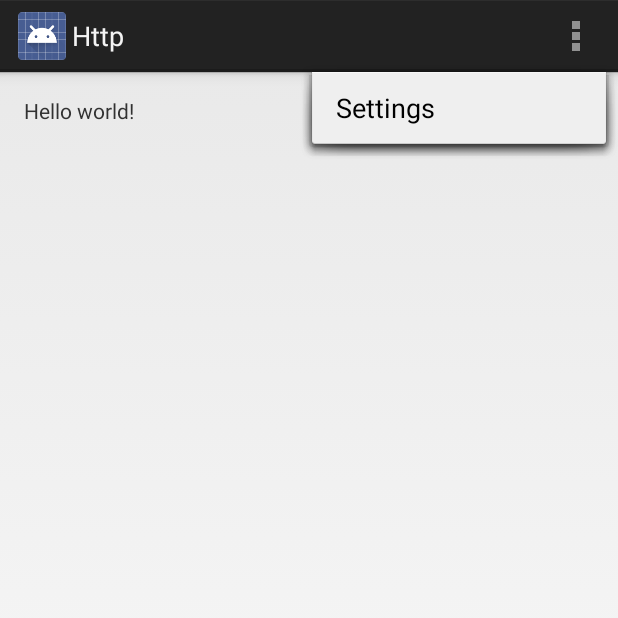
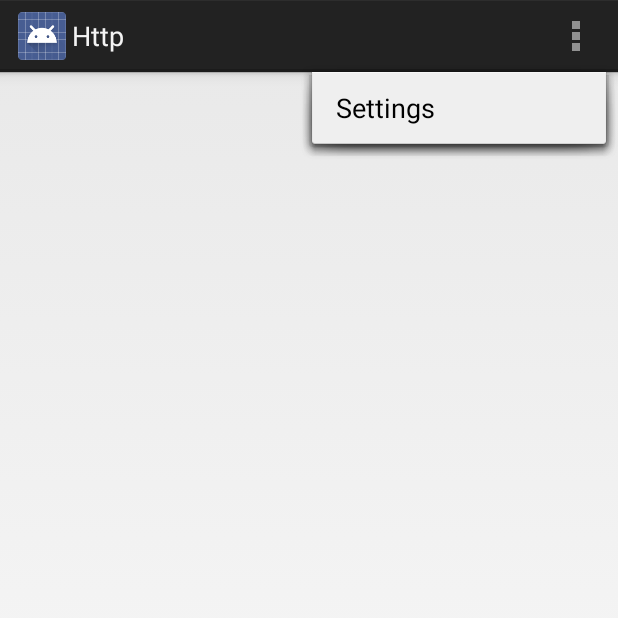
Before and after one commit to overpower-doublej/bobtudy, an Android app: the screen it shows after launch (MainActivity), with the options menu open, on a phone screen of 412 x 824 dp, the top half of it. Run offline under Robolectric (Android 15) with nearby library versions, the phone set to English and light mode, and no system bars.

Commit message:
ㅇㅅㅇ

```diff
--- a/BoBtudy/app/src/main/java/doublej/bobtudy/http/UserHttp.java
+++ b/BoBtudy/app/src/main/java/doublej/bobtudy/http/UserHttp.java
@@ -6,10 +6,10 @@ import com.loopj.android.http.*;
  * Created by Jun on 2014-12-01.
  */
 public class UserHttp {
-    private static final String ServerUrl = "http://ktj7147.iptime.org/user";
+    private static final String ServerUrl = Config.SERVER_URL + "/user";
     private static AsyncHttpClient client = new AsyncHttpClient();
 
-    public static void post(RequestParams params, AsyncHttpResponseHandler responseHandler) {
-        client.post(ServerUrl, params, responseHandler);
+    public static void join(RequestParams params, JsonHttpResponseHandler handler) {
+        client.post(ServerUrl, params, handler);
     }
 }
--- a/BoBtudy/app/src/main/res/values/strings.xml
+++ b/BoBtudy/app/src/main/res/values/strings.xml
@@ -5,5 +5,6 @@
     <string name="title_activity_main">MainActivity</string>
     <string name="hello_world">Hello world!</string>
     <string name="action_settings">Settings</string>
+    <string name="title_activity_test">TestActivity</string>
 
 </resources>
--- a/BoBtudy/http/src/main/res/layout/activity_main.xml
+++ b/BoBtudy/http/src/main/res/layout/activity_main.xml
@@ -1,11 +1,16 @@
 <RelativeLayout xmlns:android="http://schemas.android.com/apk/res/android"
-    xmlns:tools="http://schemas.android.com/tools" android:layout_width="match_parent"
-    android:layout_height="match_parent" android:paddingLeft="@dimen/activity_horizontal_margin"
+    xmlns:tools="http://schemas.android.com/tools"
+    android:layout_width="match_parent"
+    android:layout_height="match_parent"
+    android:paddingLeft="@dimen/activity_horizontal_margin"
     android:paddingRight="@dimen/activity_horizontal_margin"
     android:paddingTop="@dimen/activity_vertical_margin"
-    android:paddingBottom="@dimen/activity_vertical_margin" tools:context=".MainActivity">
+    android:paddingBottom="@dimen/activity_vertical_margin"
+    tools:context=".MainActivity">
 
-    <TextView android:text="@string/hello_world" android:layout_width="wrap_content"
+    <TextView
+        android:id="@+id/txt"
+        android:layout_width="wrap_content"
         android:layout_height="wrap_content" />
 
 </RelativeLayout>
--- a/BoBtudy/settings.gradle
+++ b/BoBtudy/settings.gradle
@@ -1 +1 @@
-include ':app', ':http'
+include ':app'
```
Also changed, not shown: 2 other files.
